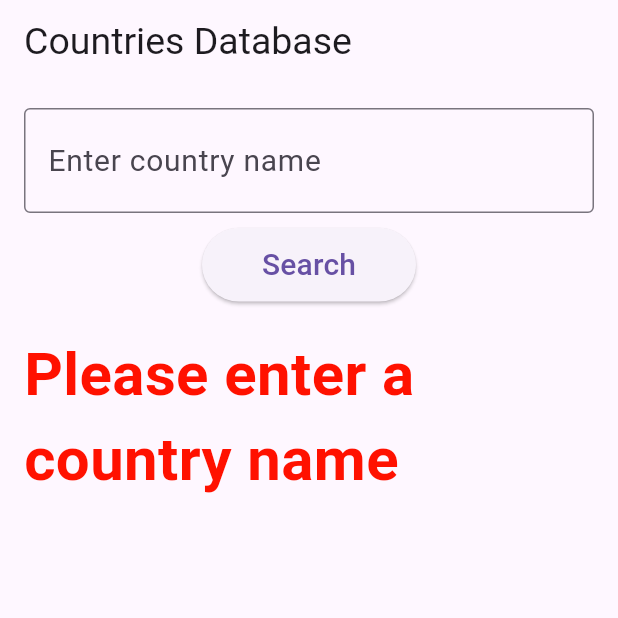
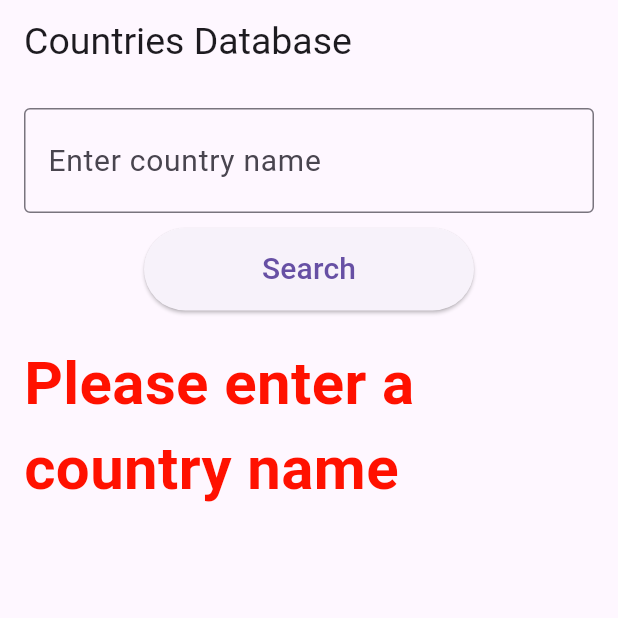
Before and after one commit to VinayPapnoi/BRL_Task_2_-Country-Database-, a Flutter app: the screen it shows after launch, after a tap on "Search", on a phone screen of 412 x 824 dp, the top half of it. Run offline on Flutter 3.47's test engine with Material 3 defaults, Android fonts, the phone set to English and light mode, and no system bars.

Commit message:
added bounch animation for search button

```diff
--- a/lib/screens/home_screen.dart
+++ b/lib/screens/home_screen.dart
@@ -15,6 +15,7 @@ class _HomeScreenState extends State<HomeScreen> {
   String _error = '';
   List<Country> _suggestions = [];
   bool _isLoading = false;
+  bool _pressed = false;
 
   void _searchCountry() async {
     String name = _controller.text.trim();
@@ -114,15 +115,25 @@ class _HomeScreenState extends State<HomeScreen> {
                   ),
                 ),
               const SizedBox(height: 10),
-              ElevatedButton(
-                onPressed: _searchCountry,
-                style: ElevatedButton.styleFrom(
-                  padding: const EdgeInsets.symmetric(
-                    horizontal: 40,
-                    vertical: 10,
+              AnimatedContainer(
+                duration: const Duration(milliseconds: 300),
+                width: _pressed ? 220 : 180,
+                height: 55,
+                child: ElevatedButton(
+                  onPressed: () {
+                    setState(() {
+                      _pressed = !_pressed;
+                    });
+                    _searchCountry();
+                  },
+                  style: ElevatedButton.styleFrom(
+                    padding: const EdgeInsets.symmetric(
+                      horizontal: 40,
+                      vertical: 10,
+                    ),
                   ),
+                  child: const Text(style: TextStyle(fontSize: 20), 'Search'),
                 ),
-                child: const Text(style: TextStyle(fontSize: 20), 'Search'),
               ),
               const SizedBox(height: 20),
               if (_isLoading)
```
